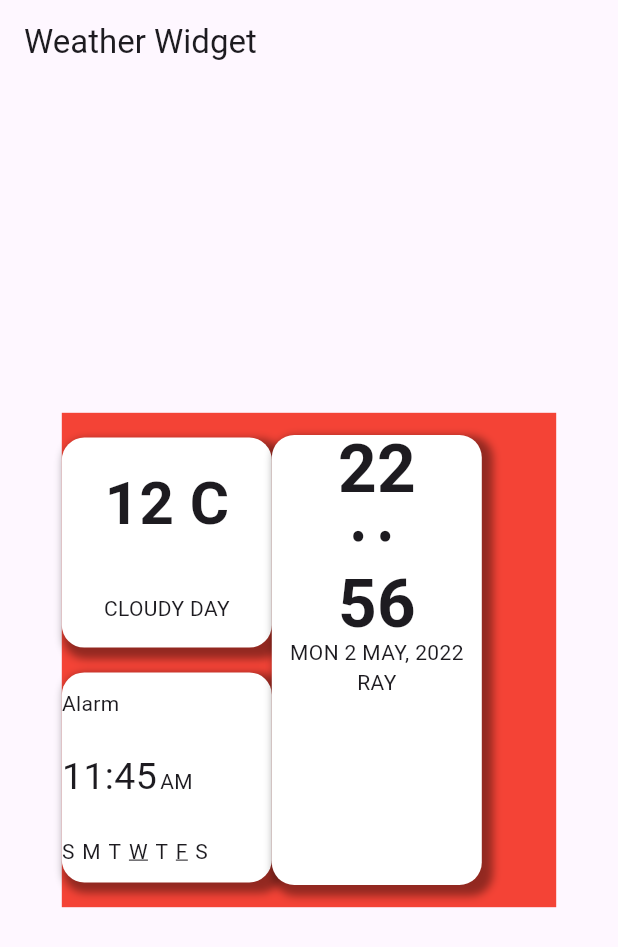
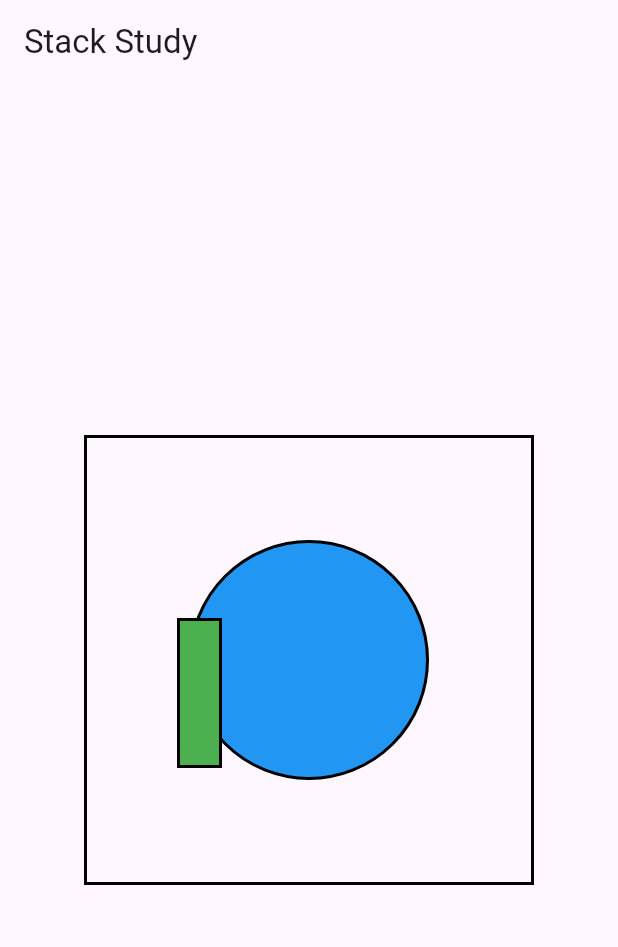
Before and after one commit to arjunQ21/flutter-soch-college, a Flutter app: the screen it shows after launch, on a phone screen of 412 x 824 dp. Shown: the top 947 px of the screen. Run offline on Flutter 3.47's test engine with Material 3 defaults, Android fonts, the phone set to English and light mode, and no system bars.

Commit message:
Stack Demo

```diff
--- a/day5/lib/main.dart
+++ b/day5/lib/main.dart
@@ -1,145 +1,64 @@
-import "package:flutter/material.dart";
+import 'package:flutter/material.dart';
 
 void main() {
-  runApp(
-    MaterialApp(
-      home: WeatherWidget(),
-    ),
-  );
+  runApp(MaterialApp(
+    home: StackDetails(),
+  ));
 }
 
-class WeatherWidget extends StatelessWidget {
-  WeatherWidget({
+class StackDetails extends StatelessWidget {
+  const StackDetails({
     super.key,
   });
-
-  TextStyle textKoStyle = TextStyle(
-    fontSize: 45,
-    height: 1,
-    fontWeight: FontWeight.bold,
-  );
 
   @override
   Widget build(BuildContext context) {
     return Scaffold(
-      appBar: AppBar(title: Text("Weather Widget")),
+      appBar: AppBar(
+        title: Text("Stack Study"),
+      ),
       body: Center(
         child: Container(
-          color: Colors.red,
-          width: MediaQuery.of(context).size.width * 0.8,
-          height: MediaQuery.of(context).size.width * 0.8,
-          child: Row(
+          height: 300,
+          width: 300,
+          decoration: BoxDecoration(
+            border: Border.all(
+              color: Colors.black,
+              width: 2,
+            ),
+          ),
+          child: Stack(
             children: [
-              Column(
-                mainAxisAlignment: MainAxisAlignment.spaceEvenly,
-                children: [
-                  StyledBox(
-                    child: Column(
-                        crossAxisAlignment: CrossAxisAlignment.center,
-                        mainAxisAlignment: MainAxisAlignment.spaceAround,
-                        children: [
-                          Text(
-                            "12 C",
-                            style: TextStyle(
-                              fontSize: 40,
-                              fontWeight: FontWeight.bold,
-                            ),
-                          ),
-                          Text("Cloudy Day".toUpperCase())
-                        ]),
+              Align(
+                alignment: Alignment.center,
+                child: Container(
+                  height: 160,
+                  width: 160,
+                  decoration: BoxDecoration(
+                    color: Colors.blue,
+                    border: Border.all(
+                      color: Colors.black,
+                      width: 2,
+                    ),
+                    borderRadius: BorderRadius.circular(300),
                   ),
-                  StyledBox(
-                    child: Column(
-                        mainAxisAlignment: MainAxisAlignment.spaceAround,
-                        crossAxisAlignment: CrossAxisAlignment.start,
-                        children: [
-                          Text("Alarm"),
-                          Row(
-                            crossAxisAlignment: CrossAxisAlignment.end,
-                            children: [
-                              Text(
-                                "11:45",
-                                style: TextStyle(
-                                  fontSize: 25,
-                                ),
-                              ),
-                              Padding(
-                                padding: const EdgeInsets.only(
-                                  bottom: 5,
-                                  left: 2,
-                                ),
-                                child: Text("AM"),
-                              ),
-                            ],
-                          ),
-                          Row(
-                            children: [
-                              Text("S"),
-                              SizedBox(
-                                width: 5,
-                              ),
-                              Text("M"),
-                              SizedBox(
-                                width: 5,
-                              ),
-                              Text("T"),
-                              SizedBox(
-                                width: 5,
-                              ),
-                              Text(
-                                "W",
-                                style: TextStyle(
-                                  decoration: TextDecoration.underline,
-                                ),
-                              ),
-                              SizedBox(
-                                width: 5,
-                              ),
-                              Text("T"),
-                              SizedBox(
-                                width: 5,
-                              ),
-                              Text(
-                                "F",
-                                style: TextStyle(
-                                  decoration: TextDecoration.underline,
-                                ),
-                              ),
-                              SizedBox(
-                                width: 5,
-                              ),
-                              Text("S"),
-                              SizedBox(
-                                width: 5,
-                              ),
-                            ],
-                          )
-                        ]),
-                  ),
-                ],
+                ),
               ),
-              StyledBox(
-                child: Column(children: [
-                  Text(
-                    "22",
-                    style: textKoStyle,
-                  ),
-                  Transform.rotate(
-                    angle: 3.14 / 2,
-                    child: Text(
-                      ":",
-                      style: textKoStyle,
+              Positioned(
+                top: 120,
+                left: 60,
+                child: Container(
+                  height: 100,
+                  width: 30,
+                  decoration: BoxDecoration(
+                    color: Colors.green,
+                    border: Border.all(
+                      color: Colors.black,
+                      width: 2,
                     ),
                   ),
-                  Text(
-                    "56",
-                    style: textKoStyle,
-                  ),
-                  Text("MON 2 MAY, 2022"),
-                  Text("RAY"),
-                ]),
-                height: 300,
-              )
+                ),
+              ),
             ],
           ),
         ),
@@ -147,34 +66,3 @@ class WeatherWidget extends StatelessWidget {
     );
   }
 }
-
-class StyledBox extends StatelessWidget {
-  final Widget child;
-  double height;
-  StyledBox({
-    required this.child,
-    this.height = 140,
-    super.key,
-  });
-
-  @override
-  Widget build(BuildContext context) {
-    return Container(
-      height: height,
-      width: 140,
-      decoration: BoxDecoration(
-        color: Colors.white,
-        boxShadow: [
-          BoxShadow(
-            blurRadius: 4,
-            offset: Offset(4, 4),
-            spreadRadius: 3,
-            color: Colors.black.withOpacity(0.4),
-          )
-        ],
-        borderRadius: BorderRadius.circular(15),
-      ),
-      child: child,
-    );
-  }
-}
```
